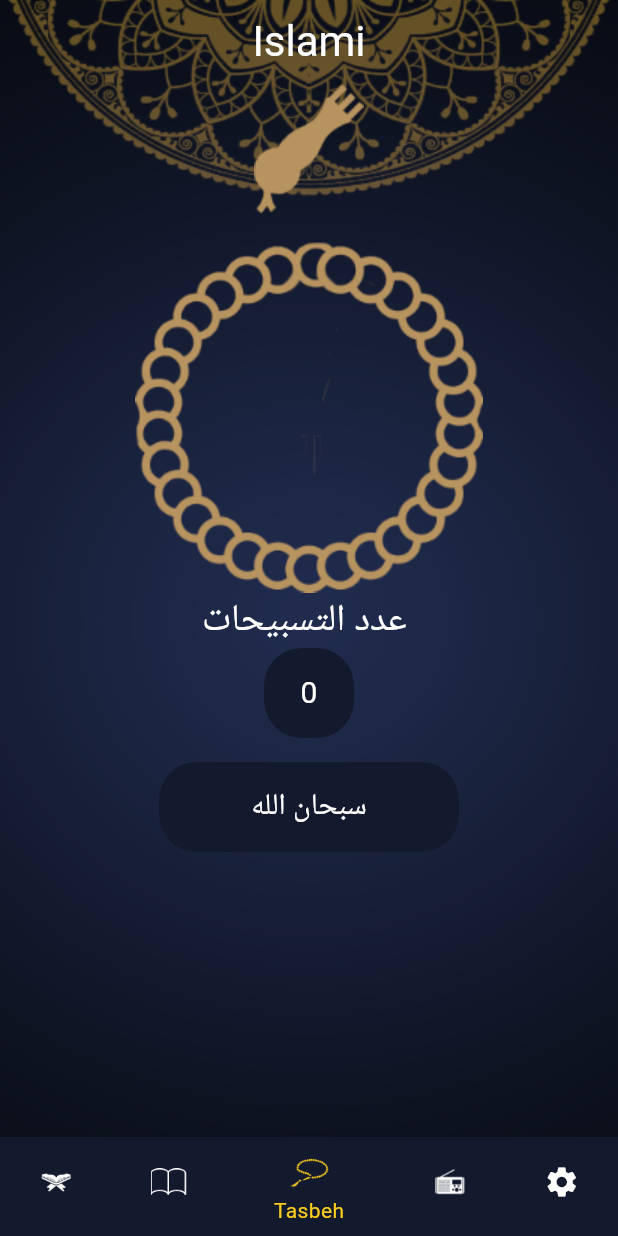
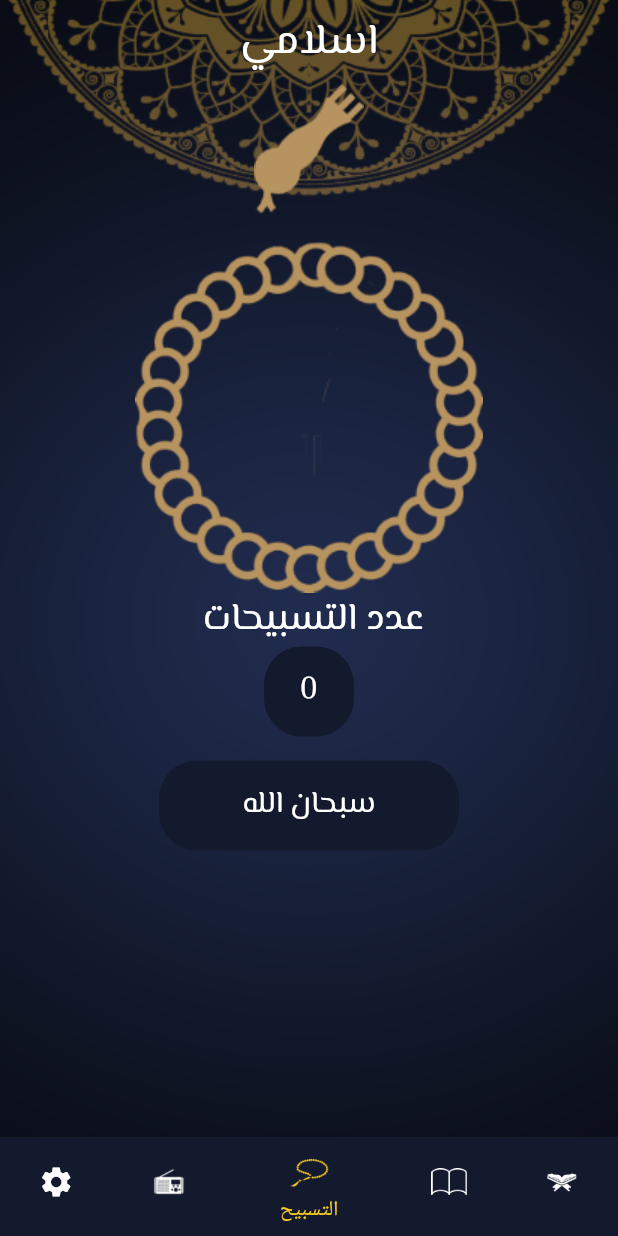
Before and after one commit to omarelsayedzaki/islamiApp-omar-elsayed, a Flutter app: the screen it shows after launch, item 3 of the bottom bar chosen, on a phone screen of 412 x 824 dp. Run offline on Flutter 3.47's test engine with Material 2 defaults, Android fonts, the phone set to English and light mode, and no system bars; our stand-ins replace google_fonts; generated files the repository leaves out were written again.

Commit message:
+add Google fonts + add ElMessiri-VariableFont_wght.ttf fonts

```diff
--- a/lib/MyThemeData.dart
+++ b/lib/MyThemeData.dart
@@ -50,6 +50,7 @@ class MyThemeData {
   static final ThemeData darkTheme = ThemeData(
       bottomSheetTheme: BottomSheetThemeData(backgroundColor: darkPrimary),
       textTheme: const TextTheme(
+
           titleMedium: TextStyle(
               fontSize: 25, color: Colors.white, fontWeight: FontWeight.w600),
           titleSmall: TextStyle(
@@ -76,11 +77,12 @@ class MyThemeData {
           unselectedItemColor: Colors.white),
       scaffoldBackgroundColor: Colors.transparent,
       appBarTheme: AppBarTheme(
+
           iconTheme: IconThemeData(color: Colors.white),
           centerTitle: true,
           color: Colors.transparent,
           elevation: 0,
-          titleTextStyle: TextStyle(fontSize: 28, color: Colors.white)),
+          titleTextStyle: TextStyle(fontSize: 28, color: Colors.white,  )),
       colorScheme: ColorScheme.fromSeed(
           seedColor: darkPrimary,
           primary: darkPrimary,
--- a/lib/hadethDetails/HadethDetailsScreen.dart
+++ b/lib/hadethDetails/HadethDetailsScreen.dart
@@ -1,4 +1,5 @@
 import 'package:flutter/material.dart';
+import 'package:google_fonts/google_fonts.dart';
 import 'package:islami_c9_mon/MyThemeData.dart';
 import 'package:islami_c9_mon/home/hadeth/Hadeth.dart';
 
@@ -19,7 +20,7 @@ class HadethDetailsScreen extends StatelessWidget {
                 fit: BoxFit.fill)),
         child: Scaffold(
           appBar: AppBar(
-            title: Text(args.title),
+            title: Text(args.title,style: GoogleFonts.elMessiri(),),
           ),
           body: Column(
             children: [
--- a/lib/home/HomeScreen.dart
+++ b/lib/home/HomeScreen.dart
@@ -1,4 +1,5 @@
 import 'package:flutter/material.dart';
+import 'package:google_fonts/google_fonts.dart';
 import 'package:islami_c9_mon/MyThemeData.dart';
 import 'package:flutter_gen/gen_l10n/app_localizations.dart';
 import 'package:islami_c9_mon/home/hadeth/HadethTab.dart';
@@ -28,7 +29,7 @@ class _HomeScreenState extends State<HomeScreen> {
       child: Scaffold(
         appBar: AppBar(
           centerTitle: true,
-          title: Text(AppLocalizations.of(context)!.app_title),
+          title: Text(AppLocalizations.of(context)!.app_title,style: GoogleFonts.elMessiri(),),
         ),
         bottomNavigationBar: BottomNavigationBar(
           onTap: (index) {
--- a/lib/home/hadeth/HadethTab.dart
+++ b/lib/home/hadeth/HadethTab.dart
@@ -1,6 +1,7 @@
 import 'package:flutter/material.dart';
 import 'package:flutter/services.dart';
 import 'package:flutter_gen/gen_l10n/app_localizations.dart';
+import 'package:google_fonts/google_fonts.dart';
 import 'package:islami_c9_mon/home/hadeth/Hadeth.dart';
 import 'package:islami_c9_mon/home/hadeth/HadethTitleWidget.dart';
 class HadethTab extends StatefulWidget {
@@ -27,7 +28,7 @@ class _HadethTabState extends State<HadethTab> {
                       color: Theme.of(context).colorScheme.secondary,
                       width: 2))),
           child: Text(AppLocalizations.of(context)!.hadeth_number,
-              style: Theme.of(context).textTheme.titleMedium),
+              style: GoogleFonts.elMessiri(textStyle:  Theme.of(context).textTheme.titleMedium)),
         ),
         Expanded(
             child: allHadeth.isEmpty
--- a/lib/home/quran/ChapterTitleWidget.dart
+++ b/lib/home/quran/ChapterTitleWidget.dart
@@ -1,4 +1,5 @@
 import 'package:flutter/material.dart';
+import 'package:google_fonts/google_fonts.dart';
 import 'package:islami_c9_mon/chapterDetails/ChapterDetailsScreen.dart';
 
 class ChapterTitleWidget extends StatelessWidget {
@@ -19,8 +20,8 @@ class ChapterTitleWidget extends StatelessWidget {
           padding: EdgeInsets.symmetric(vertical: 8),
           child: Text(
             title,
-            style: Theme.of(context).textTheme.titleSmall,
-          )),
+            style:GoogleFonts.elMessiri(textStyle: Theme.of(context).textTheme.titleSmall),
+           )),
     );
   }
 }
--- a/lib/home/quran/QuranTab.dart
+++ b/lib/home/quran/QuranTab.dart
@@ -1,5 +1,6 @@
 import 'package:flutter/material.dart';
 import 'package:flutter_gen/gen_l10n/app_localizations.dart';
+import 'package:google_fonts/google_fonts.dart';
 import 'package:islami_c9_mon/home/quran/ChapterTitleWidget.dart';
 
 class QuranTab extends StatelessWidget {
@@ -137,8 +138,8 @@ class QuranTab extends StatelessWidget {
                         color: Theme.of(context).colorScheme.secondary))),
             width: double.infinity,
             child: Text(AppLocalizations.of(context)!.chapter_name,
-                style: Theme.of(context).textTheme.titleMedium)),
-        Expanded(
+                style:GoogleFonts.elMessiri(textStyle: Theme.of(context).textTheme.titleSmall))),
+         Expanded(
           flex: 3,
           child: ListView.separated(
             itemBuilder: (context, index) {
--- a/lib/home/radio/RadioTab.dart
+++ b/lib/home/radio/RadioTab.dart
@@ -1,4 +1,5 @@
 import 'package:flutter/material.dart';
+import 'package:google_fonts/google_fonts.dart';
 class RadioTab extends StatelessWidget {
   @override
   Widget build(BuildContext context) {
@@ -13,7 +14,7 @@ class RadioTab extends StatelessWidget {
             child: Center(
               child: Text(
                 "إزاعة القرآن الكريم",
-                style: TextStyle(fontSize: 30),
+                style: GoogleFonts.elMessiri(fontSize: 30),
               ),
             ),
           ),
--- a/lib/home/tasbeh/TasbehTab.dart
+++ b/lib/home/tasbeh/TasbehTab.dart
@@ -1,4 +1,5 @@
 import 'package:flutter/material.dart';
+import 'package:google_fonts/google_fonts.dart';
 
 class TasbehTab extends StatefulWidget {
   @override
@@ -32,7 +33,8 @@ class _TasbehTabState extends State<TasbehTab> {
         Center(
             child: Text(
           "عدد التسبيحات ",
-          style: TextStyle(fontSize: 25),
+          style: GoogleFonts.elMessiri(fontSize: 25),
+          // style:  TextStyle(fontSize: 25, ),
         )),
         Container(
           alignment: Alignment.center,
@@ -41,7 +43,7 @@ class _TasbehTabState extends State<TasbehTab> {
             borderRadius: BorderRadius.circular(25),
             color: Theme.of(context).primaryColor,
           ),
-          child: Text("$count"),
+          child: Text("$count",style: GoogleFonts.elMessiri(),),
           width: 60,
           height: 60,
         ),
@@ -65,7 +67,7 @@ class _TasbehTabState extends State<TasbehTab> {
               borderRadius: BorderRadius.circular(25),
               color: Theme.of(context).primaryColor,
             ),
-            child: Text(azkar[0]),
+            child: Text(azkar[0],style: GoogleFonts.elMessiri(),),
             width: 200,
             height: 60,
           ),
--- a/lib/main.dart
+++ b/lib/main.dart
@@ -29,7 +29,7 @@ class MyApp extends StatelessWidget {
       },
       localizationsDelegates: AppLocalizations.localizationsDelegates,
       supportedLocales: AppLocalizations.supportedLocales,
-      locale: Locale('en'),
+      locale: Locale('ar'),
     );
   }
 }
```
Also changed, not shown: pubspec.yaml (+7 -5 lines), assets/fonts/ElMessiri-VariableFont_wght.ttf (added), pubspec.lock, 1 other file.
